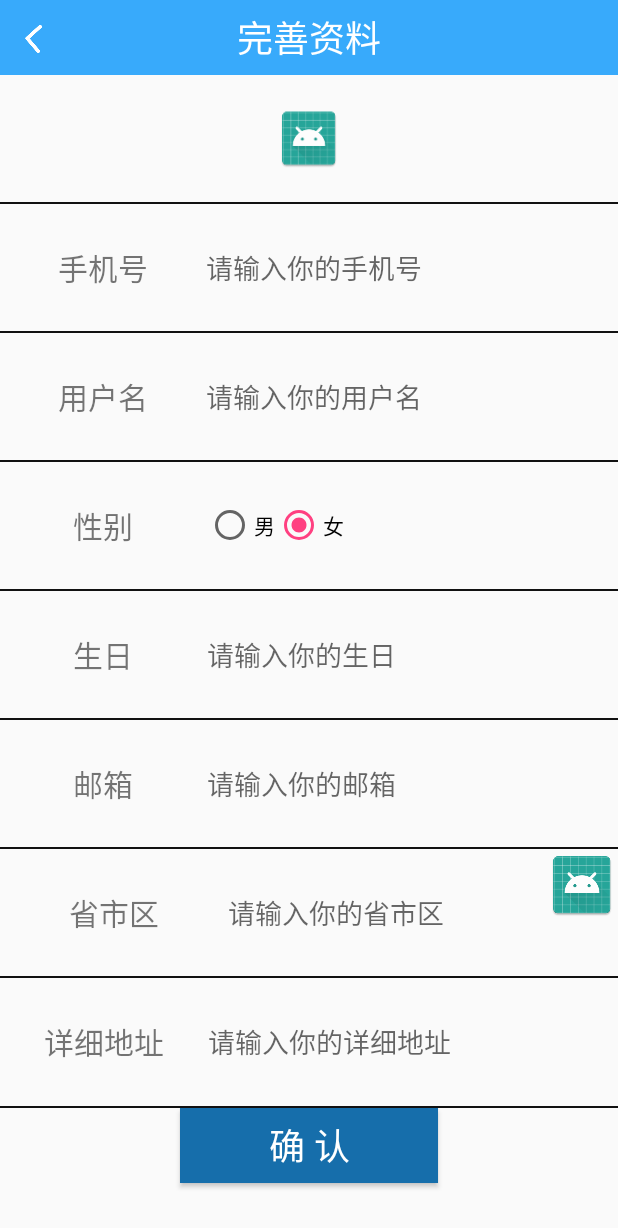
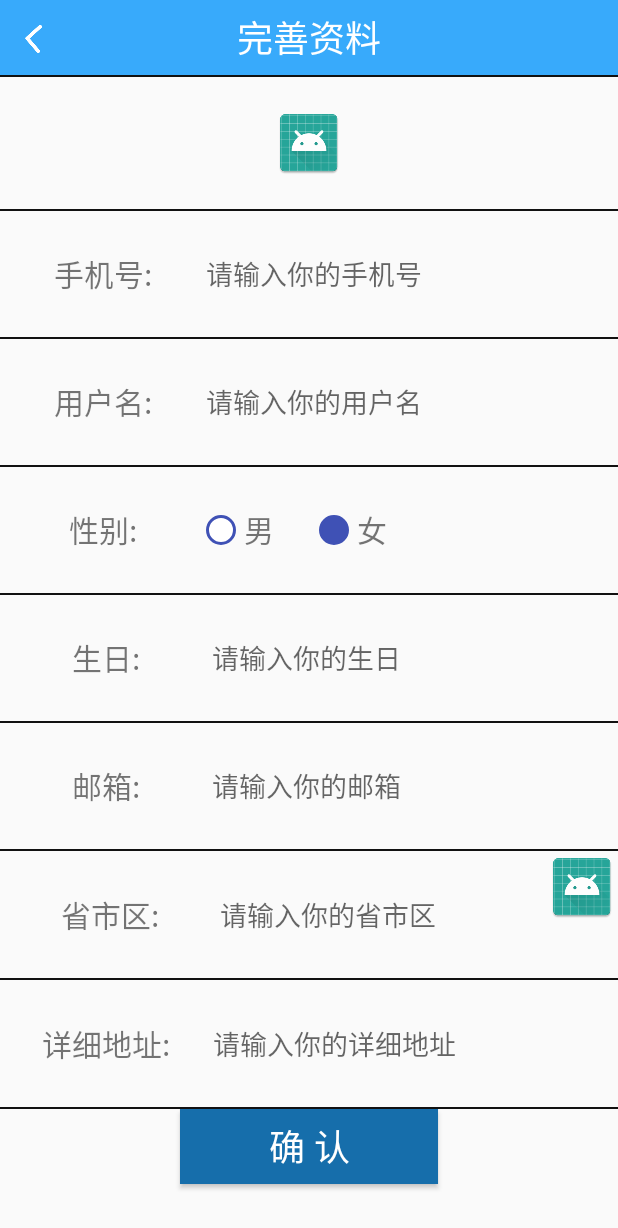
Before and after one commit to Peng-sky/Express, an Android app: the WriteUserInfoActivity screen opened directly, with no data from a screen before it, on a phone screen of 412 x 824 dp. Shown: the top 1228 px of the screen. Run offline under Robolectric (Android 15) with nearby library versions, the phone set to English and light mode, and no system bars; libraries missing offline, so code that uses them is left out: com.zhy.http.

Commit message:
yangshi2

```diff
--- a/app/src/main/java/com/example/peng/express/Activity/FindPasswordActivity.java
+++ b/app/src/main/java/com/example/peng/express/Activity/FindPasswordActivity.java
@@ -7,11 +7,13 @@ import android.support.v7.app.AppCompatActivity;
 import android.view.View;
 import android.widget.Button;
 import android.widget.EditText;
+import android.widget.TextView;
 
 import com.example.peng.express.R;
 
 public class FindPasswordActivity extends AppCompatActivity {
-    private Button btn_confirm,btn_get_code;
+    private Button btn_confirm;
+    private TextView btn_get_code;
     private EditText et_phone_num,et_identifying_code;
     @Override
     protected void onCreate(@Nullable Bundle savedInstanceState) {
--- /dev/null
+++ b/app/src/main/res/drawable/radio_button_style.xml
@@ -0,0 +1,15 @@
+<?xml version="1.0" encoding="utf-8"?>
+<selector xmlns:android="http://schemas.android.com/apk/res/android">
+    <item
+        android:state_enabled="true"
+        android:state_checked="true"
+        android:drawable="@drawable/radiobtn_checked_style"
+        />
+
+    <item
+        android:state_enabled="true"
+        android:state_checked="false"
+        android:drawable="@drawable/radiobtn_unchecked_style"
+        />
+
+</selector>
--- /dev/null
+++ b/app/src/main/res/drawable/radiobtn_checked_style.xml
@@ -0,0 +1,17 @@
+<?xml version="1.0" encoding="utf-8"?>
+<shape xmlns:android="http://schemas.android.com/apk/res/android">
+    <corners
+        android:radius="360dip"/>
+
+    <solid
+        android:color="@color/colorPrimary"/>
+
+    <size
+        android:height="20dp"
+        android:width="20dp"/>
+
+    <stroke
+        android:width="2dp"
+        android:color="@color/colorPrimary"/>
+
+</shape>
--- /dev/null
+++ b/app/src/main/res/drawable/radiobtn_unchecked_style.xml
@@ -0,0 +1,17 @@
+<?xml version="1.0" encoding="utf-8"?>
+<shape xmlns:android="http://schemas.android.com/apk/res/android">
+    <corners
+        android:radius="360dip"/>
+
+    <solid
+        android:color="@color/colorGrey"/>
+
+    <size
+        android:height="20dp"
+        android:width="20dp"/>
+
+    <stroke
+        android:width="2dp"
+        android:color="@color/colorPrimary"/>
+
+</shape>
--- a/app/src/main/res/layout/activity_find_password.xml
+++ b/app/src/main/res/layout/activity_find_password.xml
@@ -60,12 +60,12 @@
             android:layout_marginLeft="40dp"
             android:hint="验证码" />
 
-        <Button
+        <TextView
             android:id="@+id/btn_get_code"
             android:layout_width="match_parent"
             android:layout_height="wrap_content"
             android:layout_weight="3"
-            android:layout_marginTop="18dp"
+            android:layout_marginTop="20dp"
             android:layout_marginRight="40dp"
             android:background="@drawable/input_shape"
             android:text="获取验证码"/>
--- a/app/src/main/res/layout/activity_write_user_info.xml
+++ b/app/src/main/res/layout/activity_write_user_info.xml
@@ -27,18 +27,20 @@
             android:layout_alignParentTop="true"
             android:src="@mipmap/back_white" />
     </RelativeLayout>
+    <TextView
+        android:layout_width="match_parent"
+        android:layout_height="1dp"
+        android:background="#111"/>
     <LinearLayout
         android:layout_width="match_parent"
-        android:layout_height="0dp"
-        android:layout_weight="1">
+        android:layout_height="wrap_content">
+
         <ImageView
-            android:id="@+id/img_info"
             android:layout_width="match_parent"
             android:layout_height="wrap_content"
-            android:src="@mipmap/ic_launcher"
+            android:layout_marginBottom="20dp"
             android:layout_marginTop="20dp"
-            android:layout_marginBottom="20dp"
-            />
+            android:src="@mipmap/ic_launcher" />
     </LinearLayout>
     <TextView
         android:layout_width="match_parent"
@@ -56,7 +58,7 @@
             android:gravity="center"
             android:textSize="20dp"
             android:layout_weight="4"
-            android:text="手机号"/>
+            android:text="手机号:"/>
         <EditText
             android:id="@+id/et_info_phone_num"
             android:layout_width="match_parent"
@@ -80,7 +82,7 @@
             android:gravity="center"
             android:textSize="20dp"
             android:layout_weight="4"
-            android:text="用户名"/>
+            android:text="用户名:"/>
         <EditText
             android:id="@+id/et_info_username"
             android:layout_width="match_parent"
@@ -104,7 +106,7 @@
             android:gravity="center"
             android:textSize="20dp"
             android:layout_weight="4"
-            android:text="性别"/>
+            android:text="性别:"/>
         <RadioGroup
             android:id="@+id/rg"
             android:layout_width="match_parent"
@@ -117,14 +119,36 @@
                 android:layout_width="wrap_content"
                 android:layout_height="wrap_content"
                 android:layout_gravity="center"
-                android:checked="true"
-                android:text="男" />
+                android:button="@null"
+                android:background="@drawable/radio_button_style"
+                android:checked="false"
+                 />
+            <TextView
+                android:layout_width="wrap_content"
+                android:layout_height="wrap_content"
+                android:layout_gravity="center"
+                android:layout_marginLeft="5dp"
+                android:textSize="20sp"
+                android:text="男"/>
+            <TextView
+                android:layout_width="wrap_content"
+                android:layout_height="wrap_content"
+                android:layout_marginLeft="30dp"/>
             <RadioButton
                 android:id="@+id/female"
                 android:layout_width="wrap_content"
                 android:layout_height="wrap_content"
                 android:layout_gravity="center"
                 android:checked="true"
+                android:button="@null"
+                android:background="@drawable/radio_button_style"
+                />
+            <TextView
+                android:layout_width="wrap_content"
+                android:layout_height="wrap_content"
+                android:layout_gravity="center"
+                android:layout_marginLeft="5dp"
+                android:textSize="20sp"
                 android:text="女"/>
         </RadioGroup>
     </LinearLayout>
@@ -143,7 +167,7 @@
             android:gravity="center"
             android:textSize="20dp"
             android:layout_weight="2"
-            android:text="生日"/>
+            android:text="生日:"/>
         <EditText
             android:id="@+id/et_info_birthday"
             android:layout_width="wrap_content"
@@ -167,7 +191,7 @@
             android:gravity="center"
             android:textSize="20dp"
             android:layout_weight="2"
-            android:text="邮箱"/>
+            android:text="邮箱:"/>
         <EditText
             android:id="@+id/et_info_email"
             android:layout_width="wrap_content"
@@ -190,8 +214,8 @@
             android:layout_height="match_parent"
             android:gravity="center"
             android:textSize="20dp"
-            android:layout_weight="3.9"
-            android:text="省市区"/>
+            android:layout_weight="4.1"
+            android:text="省市区:"/>
         <EditText
             android:id="@+id/et_info_province"
             android:layout_width="match_parent"
@@ -220,7 +244,7 @@
             android:gravity="center"
             android:textSize="20dp"
             android:layout_weight="1.6"
-            android:text="详细地址"/>
+            android:text="详细地址:"/>
         <EditText
             android:id="@+id/et_info_address"
             android:layout_width="wrap_content"
```
Also changed, not shown: app/src/main/res/layout/activity_modify.xml (+39 -17 lines), app/src/main/res/layout/activity_register.xml (+3 -4 lines).
